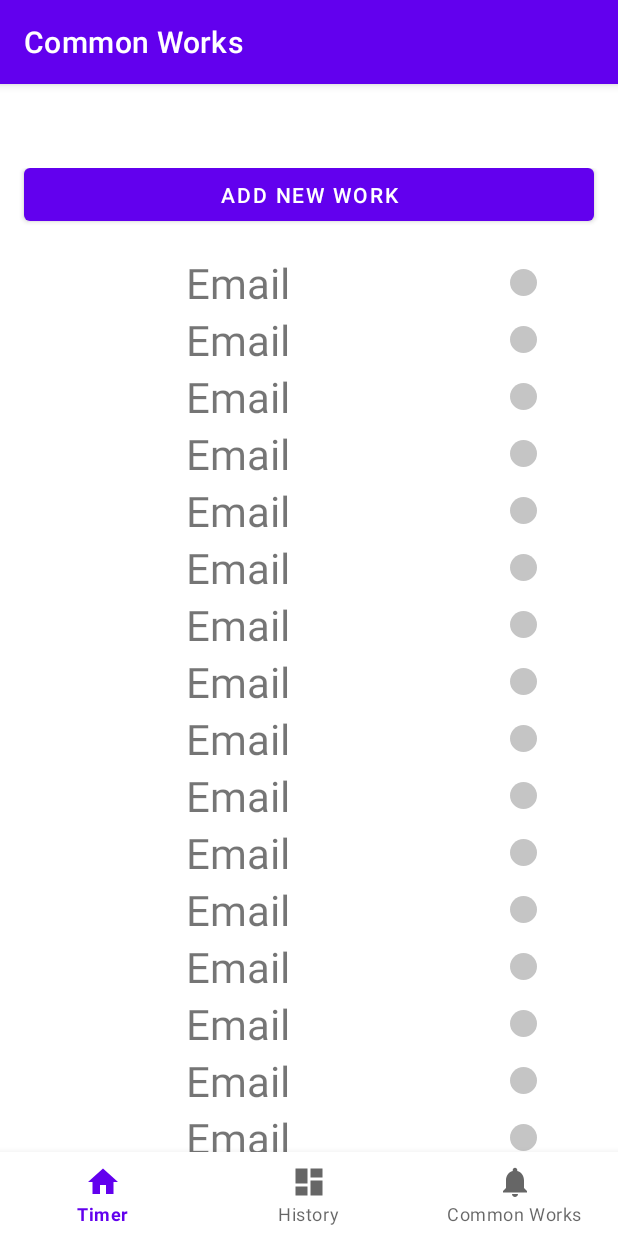
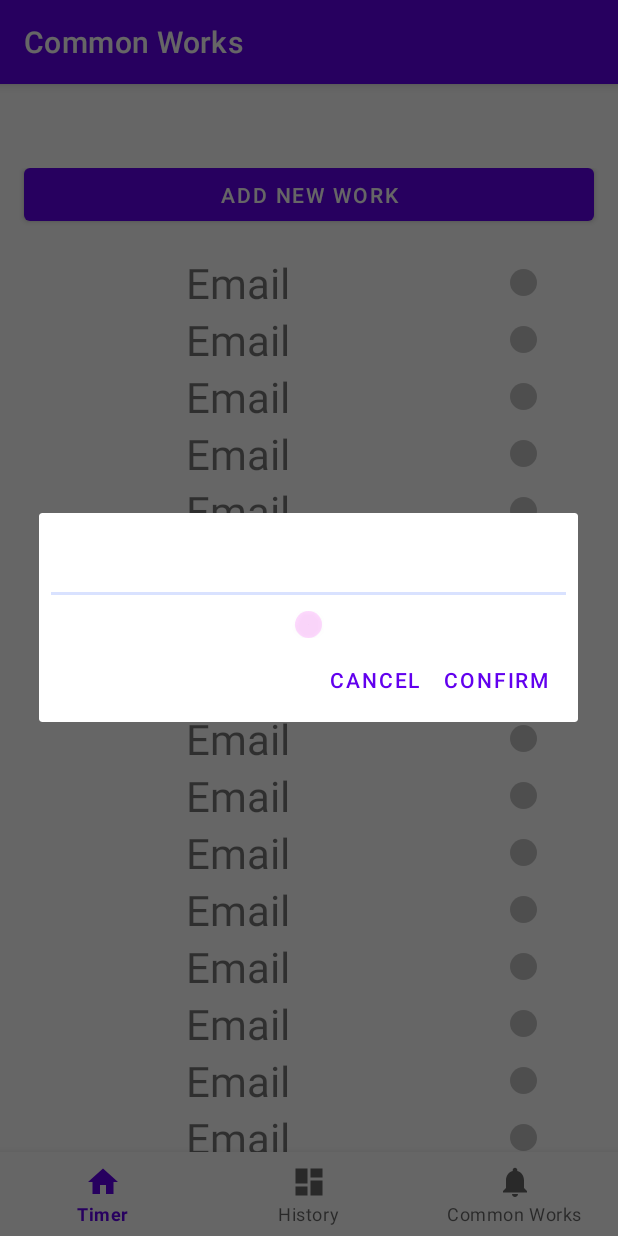
Before and after one commit to bufficecream/WorkTimer, an Android app: the CommonWorksFragment screen opened through its navigation route, after a tap on "ADD NEW WORK", on a phone screen of 412 x 824 dp. Run offline under Robolectric (Android 15) with nearby library versions, the phone set to English and light mode, and no system bars; our stand-ins replace navigation-ui.

Commit message:
Update the old code stack
The project haven't updated for a long time.
Update the last change then proceed to schedule the next steps.

In addition, clean up the unused comments and resource.

```diff
--- /dev/null
+++ b/app/src/main/java/com/example/workingtimer/ui/commonWorks/AddNewWorkDialog.kt
@@ -0,0 +1,63 @@
+package com.example.workingtimer.ui.commonWorks
+
+import android.app.AlertDialog
+import android.app.Dialog
+//import android.app.DialogFragment
+import android.os.Bundle
+import android.util.Log
+import android.view.LayoutInflater
+import android.view.View
+import android.view.ViewGroup
+import android.widget.Button
+import com.example.workingtimer.R
+
+import androidx.fragment.app.DialogFragment
+
+class AddNewWorkDialog() : DialogFragment() {
+
+    val TAG: String = "AddNewWorkDialog"
+
+    override fun onCreateView(
+        inflater: LayoutInflater,
+        container: ViewGroup?,
+        savedInstanceState: Bundle?
+    ): View? {
+        return inflater.inflate(R.layout.dialog_add_new_work, container, false)
+    }
+
+    override fun onViewCreated(view: View, savedInstanceState: Bundle?) {
+        super.onViewCreated(view, savedInstanceState)
+
+        dialog?.setOnShowListener {
+
+        }
+
+        val colorBtn: Button = view.findViewById(R.id.color_button)
+        colorBtn.setOnClickListener {
+            //TODO pop up a color picker dialog
+        }
+
+//        val posBtn: Button = view.findViewById()
+
+    }
+
+    override fun onCreateDialog(savedInstanceState: Bundle?): Dialog {
+        return activity?.let {
+            val builder = AlertDialog.Builder(it)
+
+            with(builder){
+                setView(R.layout.dialog_add_new_work)
+                setPositiveButton(R.string.confirm) { dialog, id ->
+                    //TODO store the data into DB
+                }
+                setNegativeButton(R.string.cancel) { dialog, id ->
+                    //TODO just leave
+                }
+            }
+            builder.create()
+        } ?: throw IllegalStateException("Activity cannot be null")
+    }
+
+
+
+}
--- a/app/src/main/java/com/example/workingtimer/ui/commonWorks/CommonWorksAdapter.kt
+++ b/app/src/main/java/com/example/workingtimer/ui/commonWorks/CommonWorksAdapter.kt
@@ -49,7 +49,7 @@ class CommonWorksAdapter: RecyclerView.Adapter<CommonWorksAdapter.mViewHolder>()
         return unAssignList.size
     }
 
-    fun updateList(list:ArrayList<CommonWorksItem>){
+    fun updateList(list: ArrayList<CommonWorksItem>){
         unAssignList = list
     }
 
--- a/app/src/main/java/com/example/workingtimer/ui/commonWorks/CommonWorksFragment.kt
+++ b/app/src/main/java/com/example/workingtimer/ui/commonWorks/CommonWorksFragment.kt
@@ -15,8 +15,8 @@ class CommonWorksFragment : Fragment() {
 
     private lateinit var commonWorksViewModel: CommonWorksViewModel
 
-    val mAdapter = CommonWorksAdapter()
-    val myItemList = arrayListOf<CommonWorksItem>()
+    private val mAdapter = CommonWorksAdapter()
+    private val myItemList = arrayListOf<CommonWorksItem>()
 
     override fun onCreateView(
             inflater: LayoutInflater,
@@ -31,30 +31,20 @@ class CommonWorksFragment : Fragment() {
         commonWorksListRecycleView.layoutManager = LinearLayoutManager(context)
         commonWorksListRecycleView.adapter = mAdapter
 
+        // TODO this is for the demo level, we should provide proper interface for next
+        for(i in 0..50){
 
-        //TODO test for showing
-        for(i in 0..50){
-//            myItemList.add(CommonWorksItem("Email", "#FFF00$i"))
             myItemList.add(CommonWorksItem("Email", "#666666"))
         }
         mAdapter.updateList(myItemList)
 
-
         val addNewWorkBtn: Button = root.findViewById(R.id.addNewBtn)
         addNewWorkBtn.setOnClickListener {
-            //TODO pop-up a dialog
-
-
+            //TODO implement pop-up a dialog
+            val newFragment = AddNewWorkDialog()
+            newFragment.show(childFragmentManager, newFragment.TAG)
         }
-
-
 
         return root
     }
-
-
-
-
-
-
 }
--- a/app/src/main/java/com/example/workingtimer/ui/timer/TimerFragment.kt
+++ b/app/src/main/java/com/example/workingtimer/ui/timer/TimerFragment.kt
@@ -11,7 +11,6 @@ import android.widget.Button
 import android.widget.ImageButton
 import android.widget.TextView
 import androidx.fragment.app.Fragment
-import androidx.lifecycle.Observer
 import androidx.lifecycle.ViewModelProvider
 import androidx.recyclerview.widget.LinearLayoutManager
 import androidx.recyclerview.widget.RecyclerView
@@ -22,27 +21,24 @@ class TimerFragment : Fragment() {
     private lateinit var timerViewModel: TimerViewModel
 
     private val mAdapter = TimerAdapter()
-    private val myItemList = arrayListOf<LapItem>()
+    private val mMyItemList = arrayListOf<LapItem>()
 
-    private var btn_state_play: Boolean = FLAG_PLAY
+    private var mBtnStatePlay: Boolean = FLAG_PLAY
 
-    lateinit var sharedPref: SharedPreferences
+    private lateinit var sharedPref: SharedPreferences
 
     override fun onCreateView(
             inflater: LayoutInflater,
             container: ViewGroup?,
             savedInstanceState: Bundle?
     ): View? {
-        Log.d(TAG, "onCreateView")
-
-        //Return the {@link Context} this fragment is currently associated with.
         sharedPref = requireContext().getSharedPreferences(getString(R.string.app_name), Context.MODE_PRIVATE)
 
         timerViewModel =
                 ViewModelProvider(this).get(TimerViewModel::class.java)
         val root = inflater.inflate(R.layout.fragment_timer, container, false)
         val textTimerView: TextView = root.findViewById(R.id.text_timer)
-        timerViewModel.textTimer.observe(viewLifecycleOwner, Observer {
+        timerViewModel.textTimer.observe(viewLifecycleOwner, {
 
             //TODO change to the counting time when the user swipe to the other page
             textTimerView.text = it
@@ -51,27 +47,26 @@ class TimerFragment : Fragment() {
         val lapRecordRecycleView: RecyclerView = root.findViewById(R.id.lap_record)
         lapRecordRecycleView.layoutManager = LinearLayoutManager(context)
         lapRecordRecycleView.adapter = mAdapter
+
         //TODO stealth it when the showing function is complete
         testShowing(mAdapter)
 
-
-
         timerViewModel.tMilliSec = sharedPref.getInt(tMilliSecStr, 0)
 
-        btn_state_play = sharedPref.getBoolean(FLAG_STR, FLAG_PLAY)
+        mBtnStatePlay = sharedPref.getBoolean(FLAG_STR, FLAG_PLAY)
 
-        val play_or_pauseBtn: ImageButton = root.findViewById(R.id.btn_play_or_pause)
+        val playOrPauseBtn: ImageButton = root.findViewById(R.id.btn_play_or_pause)
         val resetBtn: Button = root.findViewById(R.id.resetBtn)
         val lapBtn: Button = root.findViewById(R.id.lapBtn)
 
-        play_or_pauseBtn.setOnClickListener {
+        playOrPauseBtn.setOnClickListener {
 
             //TODO update DB, after testing the timer
-            timerViewModel.play_or_pause(btn_state_play)
+            timerViewModel.play_or_pause(mBtnStatePlay)
 
             showBtnVisibility(resetBtn)
             showBtnVisibility(lapBtn)
-            updateBtnImage(play_or_pauseBtn)
+            updateBtnImage(playOrPauseBtn)
         }
 
         resetBtn.setOnClickListener{
@@ -81,7 +76,7 @@ class TimerFragment : Fragment() {
 
             closeBtnVisibility(resetBtn)
             closeBtnVisibility(lapBtn)
-            showPlayImage(play_or_pauseBtn)
+            showPlayImage(playOrPauseBtn)
         }
 
         lapBtn.setOnClickListener{
@@ -90,7 +85,7 @@ class TimerFragment : Fragment() {
 //            timerViewModel.lap()
         }
 
-        restoreTimerState(resetBtn, lapBtn, play_or_pauseBtn)
+        restoreTimerState(resetBtn, lapBtn, playOrPauseBtn)
 
         return root
     }
@@ -104,7 +99,7 @@ class TimerFragment : Fragment() {
             showBtnVisibility(lapBtn)
         }
 
-        if(!btn_state_play){
+        if(!mBtnStatePlay){
 
             timerViewModel.play()
             play_or_pauseBtn.setImageResource(android.R.drawable.ic_media_pause)
@@ -115,9 +110,9 @@ class TimerFragment : Fragment() {
     private fun testShowing(mAdapter: TimerAdapter){
 
         for(i in 0..50){
-            myItemList.add(LapItem("#$i", "01:01:01", "09:40:41", "Workout", "#666666"))
+            mMyItemList.add(LapItem("#$i", "01:01:01", "09:40:41", "Workout", "#666666"))
         }
-        mAdapter.updateList(myItemList)
+        mAdapter.updateList(mMyItemList)
     }
 
     private fun showBtnVisibility(btn: Button) {
@@ -132,7 +127,7 @@ class TimerFragment : Fragment() {
 
     private fun updateBtnImage(btn: ImageButton){
 
-        if(btn_state_play){
+        if(mBtnStatePlay){
 
             btn.setImageResource(android.R.drawable.ic_media_pause)
         }else{
@@ -140,65 +135,40 @@ class TimerFragment : Fragment() {
             btn.setImageResource(android.R.drawable.ic_media_play)
         }
 
-        updateFlag(btn_state_play)
+        updateFlag(mBtnStatePlay)
     }
 
     private fun updateFlag(flag: Boolean) {
 
-        btn_state_play = if(flag) FLAG_PAUSE else FLAG_PLAY
-        sharedPref.edit().putBoolean(FLAG_STR, btn_state_play).apply()
+        mBtnStatePlay = if(flag) FLAG_PAUSE else FLAG_PLAY
+        sharedPref.edit().putBoolean(FLAG_STR, mBtnStatePlay).apply()
     }
 
     private fun showPlayImage(btn: ImageButton){
 
-        if(!btn_state_play){
+        if(!mBtnStatePlay){
 
             btn.setImageResource(android.R.drawable.ic_media_play)
-            updateFlag(btn_state_play)
+            updateFlag(mBtnStatePlay)
         }
-    }
-
-    override fun onStart() {
-        super.onStart()
-        Log.d(TAG, "onStart")
-
-    }
-
-    override fun onResume() {
-        super.onResume()
-        Log.d(TAG, "onResume")
-
     }
 
     override fun onPause() {
         super.onPause()
-        Log.d(TAG, "onPause")
-
         sharedPref.edit().putInt(tMilliSecStr, timerViewModel.tMilliSec).apply()
-
     }
 
     override fun onStop() {
         super.onStop()
         Log.d(TAG, "onStop")
 
-//        if(!btn_state_play){
+//        if(!btnStatePlay){
 //
 //            timerViewModel.cancelTicker()
 //            timerViewModel.playBackground()
 //        }
         //TODO light up a service to keep running the timer
 
-    }
-
-    override fun onDestroyView() {
-        super.onDestroyView()
-        Log.d(TAG, "onDestroyView")
-    }
-
-    override fun onDestroy() {
-        super.onDestroy()
-        Log.d(TAG, "onDestroy")
     }
 
     companion object {
@@ -213,5 +183,4 @@ class TimerFragment : Fragment() {
         const val TIME_ORIGIN = "00:00:00"
     }
 
-
 }
--- a/app/src/main/java/com/example/workingtimer/ui/timer/TimerWorker.kt
+++ /dev/null
@@ -1,31 +0,0 @@
-package com.example.workingtimer.ui.timer
-
-import android.content.Context
-import android.content.SharedPreferences
-import androidx.work.Data
-import androidx.work.Worker
-import androidx.work.WorkerParameters
-import com.example.workingtimer.R
-
-class TimerWorker(val context: Context, workerParams: WorkerParameters):
-    Worker(context, workerParams) {
-
-    private val tMilliSecStr: String = "tMilliSec"
-
-    override fun doWork(): Result {
-
-        val sharedPref: SharedPreferences = context.getSharedPreferences(context.getString(R.string.app_name), Context.MODE_PRIVATE)
-
-        var tMilliSec:Int = sharedPref.getInt(tMilliSecStr, 0)
-
-        tMilliSec++
-
-//        sharedPref.edit().putInt(tMilliSecStr, tMilliSec).apply()
-
-        val milliSecData: Data = Data.Builder().putInt(tMilliSecStr, 0).build()
-
-        return Result.success(milliSecData)
-    }
-
-
-}
--- /dev/null
+++ b/app/src/main/res/layout/dialog_add_new_work.xml
@@ -0,0 +1,38 @@
+<?xml version="1.0" encoding="utf-8"?>
+<LinearLayout xmlns:android="http://schemas.android.com/apk/res/android"
+    xmlns:app="http://schemas.android.com/apk/res-auto"
+    android:orientation="vertical"
+    android:layout_width="wrap_content"
+    android:layout_height="wrap_content">
+
+    <EditText
+        android:id="@+id/work_name"
+        android:inputType="textEmailAddress"
+        android:layout_width="match_parent"
+        android:layout_height="wrap_content"
+        android:layout_marginTop="16dp"
+        android:layout_marginLeft="4dp"
+        android:layout_marginRight="4dp"
+        android:layout_marginBottom="4dp"
+        android:hint="@string/work_name" />
+
+    <androidx.constraintlayout.widget.ConstraintLayout
+        android:layout_width="match_parent"
+        android:layout_height="wrap_content"
+        android:layout_weight="1.2">
+
+        <Button
+            android:id="@+id/color_button"
+            android:layout_width="@dimen/size_color"
+            android:layout_height="@dimen/size_color"
+            android:background="@drawable/ic_color_point"
+            android:gravity="center|center_vertical"
+            android:text="@string/space"
+            android:textSize="18sp"
+            app:layout_constraintBottom_toBottomOf="parent"
+            app:layout_constraintEnd_toEndOf="parent"
+            app:layout_constraintStart_toStartOf="parent"
+            app:layout_constraintTop_toTopOf="parent" />
+    </androidx.constraintlayout.widget.ConstraintLayout>
+
+</LinearLayout>
--- a/app/src/main/res/values/strings.xml
+++ b/app/src/main/res/values/strings.xml
@@ -12,8 +12,16 @@
     <string name="btn_add_new_work">Add new work</string>
     <string name="text_work">work</string>
 
+    <string name="work_name">Work Name</string>
+
 
     <string name="size_color">18dp</string>
 
+    <string name="confirm">Confirm</string>
+    <string name="cancel">Cancel</string>
+
+    <string name="space"> </string>
+
+
 
 </resources>
--- a/build.gradle
+++ b/build.gradle
@@ -6,7 +6,7 @@ buildscript {
         jcenter()
     }
     dependencies {
-        classpath 'com.android.tools.build:gradle:4.1.2'
+        classpath 'com.android.tools.build:gradle:4.2.0'
         classpath "org.jetbrains.kotlin:kotlin-gradle-plugin:$kotlin_version"
 
         // NOTE: Do not place your application dependencies here; they belong
```
Also changed, not shown: app/src/main/java/com/example/workingtimer/MainActivity.kt (+1 -6 lines), gradle/wrapper/gradle-wrapper.properties.
